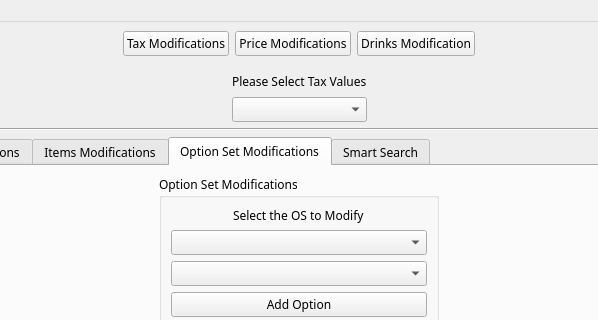
This is form.ui in FranciscoAndreoli/MenuTool as Qt 5 draws it before an edit; both pictures show x 131 to 729 and y 0 to 320 of the 860 by 734 pixel window. The edited form follows.
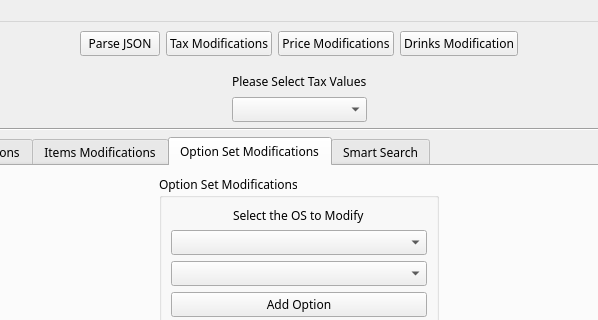
This is the edited form. Icons and pictures are not drawn.

Commit message: Parse button on main window

Diff of the .ui file:
```diff
--- a/form.ui
+++ b/form.ui
@@ -39,15 +39,8 @@
   </property>
   <widget class="QWidget" name="centralwidget">
    <layout class="QGridLayout" name="gridLayout_3">
-    <item row="0" column="1">
-     <widget class="QPushButton" name="TAXBUTTON">
-      <property name="text">
-       <string>Tax Modifications</string>
-      </property>
-     </widget>
-    </item>
-    <item row="0" column="4">
-     <spacer name="horizontalSpacer_23">
+    <item row="0" column="0">
+     <spacer name="horizontalSpacer_22">
       <property name="orientation">
        <enum>Qt::Horizontal</enum>
       </property>
@@ -59,7 +52,14 @@
       </property>
      </spacer>
     </item>
-    <item row="1" column="0" colspan="5">
+    <item row="0" column="3">
+     <widget class="QPushButton" name="PRICEBUTTON">
+      <property name="text">
+       <string>Price Modifications</string>
+      </property>
+     </widget>
+    </item>
+    <item row="1" column="0" colspan="6">
      <widget class="QStackedWidget" name="stackedWidget">
       <property name="frameShape">
        <enum>QFrame::NoFrame</enum>
@@ -1325,33 +1325,6 @@
       </widget>
      </widget>
     </item>
-    <item row="0" column="2">
-     <widget class="QPushButton" name="PRICEBUTTON">
-      <property name="text">
-       <string>Price Modifications</string>
-      </property>
-     </widget>
-    </item>
-    <item row="0" column="3">
-     <widget class="QPushButton" name="DRINKSBUTTON">
-      <property name="text">
-       <string>Drinks Modification</string>
-      </property>
-     </widget>
-    </item>
-    <item row="0" column="0">
-     <spacer name="horizontalSpacer_22">
-      <property name="orientation">
-       <enum>Qt::Horizontal</enum>
-      </property>
-      <property name="sizeHint" stdset="0">
-       <size>
-        <width>40</width>
-        <height>20</height>
-       </size>
-      </property>
-     </spacer>
-    </item>
     <item row="2" column="0">
      <spacer name="verticalSpacer">
       <property name="orientation">
@@ -1365,6 +1338,40 @@
       </property>
      </spacer>
     </item>
+    <item row="0" column="5">
+     <spacer name="horizontalSpacer_23">
+      <property name="orientation">
+       <enum>Qt::Horizontal</enum>
+      </property>
+      <property name="sizeHint" stdset="0">
+       <size>
+        <width>40</width>
+        <height>20</height>
+       </size>
+      </property>
+     </spacer>
+    </item>
+    <item row="0" column="2">
+     <widget class="QPushButton" name="TAXBUTTON">
+      <property name="text">
+       <string>Tax Modifications</string>
+      </property>
+     </widget>
+    </item>
+    <item row="0" column="4">
+     <widget class="QPushButton" name="DRINKSBUTTON">
+      <property name="text">
+       <string>Drinks Modification</string>
+      </property>
+     </widget>
+    </item>
+    <item row="0" column="1">
+     <widget class="QPushButton" name="PARSEBUTTON">
+      <property name="text">
+       <string>Parse JSON</string>
+      </property>
+     </widget>
+    </item>
    </layout>
   </widget>
   <widget class="QMenuBar" name="menubar">
```
Left out of the diff: 2 changed lines with no effect on the pictures. The commit also changes 4 other files.
